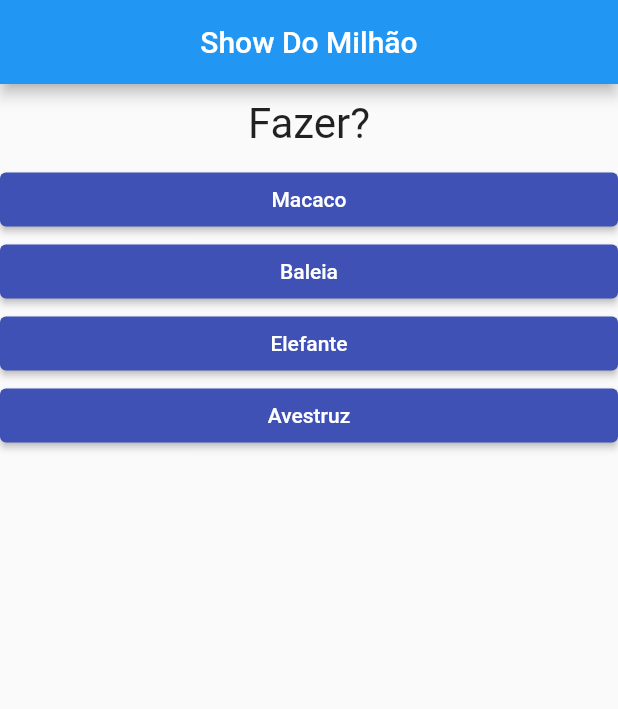
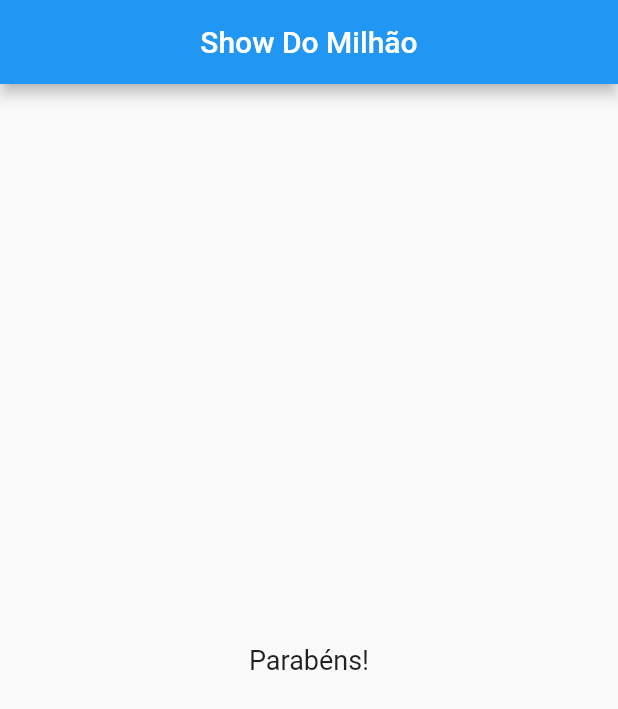
Before and after one commit to Sergioadjr/show_milhao, a Flutter app: the screen it shows after launch, after a tap on "Azul", after a tap on "Baleia", on a phone screen of 412 x 824 dp. Shown: the top 709 px of the screen. Run offline on Flutter 3.47's test engine with Material 2 defaults, Android fonts, the phone set to English and light mode, and no system bars.

Commit message:
refatorando as perguntas e respostas

```diff
--- /dev/null
+++ b/lib/components/questionario.dart
@@ -0,0 +1,33 @@
+import 'package:flutter/material.dart';
+import 'package:show_milhao/components/questao.dart';
+import 'package:show_milhao/components/resposta.dart';
+
+class Questionario extends StatelessWidget {
+  final List<Map<String, Object>> perguntas;
+  final int perguntaSelecionada;
+  final void Function() quandoResponder;
+
+  Questionario({
+    required this.perguntas,
+    required this.perguntaSelecionada,
+    required this.quandoResponder,
+  });
+
+  bool get temPerguntaSelecionada {
+    return perguntaSelecionada < perguntas.length;
+  }
+
+  @override
+  Widget build(BuildContext context) {
+    List<String> respostas = temPerguntaSelecionada
+        ? perguntas[perguntaSelecionada].cast()['respostas']
+        : [];
+
+    return Column(
+      children: [
+        Questao(perguntas[perguntaSelecionada]['texto'].toString()),
+        ...respostas.map((texto) => Resposta(texto, quandoResponder)).toList(),
+      ],
+    );
+  }
+}
--- /dev/null
+++ b/lib/components/resultado.dart
@@ -0,0 +1,14 @@
+import 'package:flutter/material.dart';
+
+class Resultado extends StatelessWidget {
+
+  @override
+  Widget build(BuildContext context) {
+    return Center(
+      child: Text(
+        'Parabéns!',
+        style: TextStyle(fontSize: 18),
+      ),
+    );
+  }
+}
--- a/lib/main.dart
+++ b/lib/main.dart
@@ -1,6 +1,6 @@
 import 'package:flutter/material.dart';
-import 'components/questao.dart';
-import 'components/resposta.dart';
+import 'components/questionario.dart';
+import 'components/resultado.dart';
 
 main() {
   runApp(new PerguntaApp());
@@ -9,15 +9,8 @@ main() {
 class _PerguntaAppState extends State<PerguntaApp> {
   var _perguntaSelecionada = 0;
 
-  void _responder() {
-    setState(() {
-      _perguntaSelecionada++;
-    });
-  }
-
-  @override
-  Widget build(BuildContext context) {
-    final List<Map<String, Object>> perguntas = [
+// List<Map<String, Object>> _perguntas
+  final _perguntas = const [
     {
       'texto': 'Qual é a sua cor favorita?',
       'respostas': ['Azul', 'Preto', 'Amarelo', 'Roxo'],
@@ -26,70 +19,29 @@ class _PerguntaAppState extends State<PerguntaApp> {
       'texto': 'Qual é o seu animal  favorito?',
       'respostas': ['Macaco', 'Baleia', 'Elefante', 'Avestruz'],
     },
-      {
-        'texto': 'Fazer?',
-        'respostas': ['Macaco', 'Baleia', 'Elefante', 'Avestruz'],
-      },
-      {
-        'texto': 'Fazer?',
-        'respostas': ['Macaco', 'Baleia', 'Elefante', 'Avestruz'],
-      },
-      {
-        'texto': 'Fazer?',
-        'respostas': ['Macaco', 'Baleia', 'Elefante', 'Avestruz'],
-      },
-      {
-        'texto': 'Fazer?',
-        'respostas': ['Macaco', 'Baleia', 'Elefante', 'Avestruz'],
-      },
-      {
-        'texto': 'Fazer?',
-        'respostas': ['Macaco', 'Baleia', 'Elefante', 'Avestruz'],
-      },
-      {
-        'texto': 'Fazer?',
-        'respostas': ['Macaco', 'Baleia', 'Elefante', 'Avestruz'],
-      },
-      {
-        'texto': 'Fazer?',
-        'respostas': ['Macaco', 'Baleia', 'Elefante', 'Avestruz'],
-      },
-      {
-        'texto': 'Fazer?',
-        'respostas': ['Macaco', 'Baleia', 'Elefante', 'Avestruz'],
-      },
-      {
-        'texto': 'Fazer?',
-        'respostas': ['Macaco', 'Baleia', 'Elefante', 'Avestruz'],
-      },
-      {
-        'texto': 'Fazer?',
-        'respostas': ['Macaco', 'Baleia', 'Elefante', 'Avestruz'],
-      },
-      {
-        'texto': 'Fazer?',
-        'respostas': ['Macaco', 'Baleia', 'Elefante', 'Avestruz'],
-      },
   ];
 
-    List<Widget> respostas = [];
+  void _responder() {
+    if (temPerguntaSelecionada) {
+      setState(() {
+        _perguntaSelecionada++;
+      });
+    }
+  }
 
-    for (String textoResp
-        in perguntas[_perguntaSelecionada].cast()['respostas']) {
-      respostas.add(Resposta(textoResp, _responder));
+  bool get temPerguntaSelecionada {
+    return _perguntaSelecionada < _perguntas.length;
   }
+
+  @override
+  Widget build(BuildContext context) {
 
     return MaterialApp(
       home: Scaffold(
         appBar: AppBar(
           title: Center(child: Text('Show Do Milhão')),
         ),
-        body: Column(
-          children: [
-            Questao(perguntas[_perguntaSelecionada]['texto'].toString()),
-            ...respostas,
-          ],
-        ),
+        body: temPerguntaSelecionada ? Questionario(perguntas: _perguntas, perguntaSelecionada: _perguntaSelecionada, quandoResponder: _responder,) : Resultado(),
       ),
     );
   }
```
Lines whose indentation alone changed are shown as unchanged.
